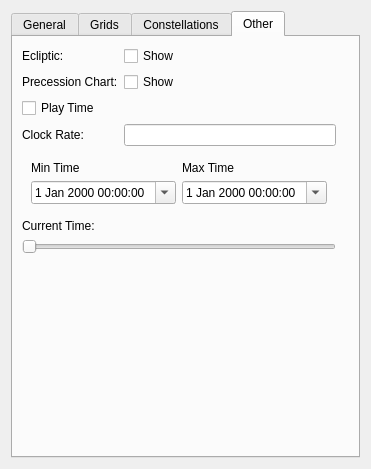
Qt form glue_wwt/viewer/options_widget.ui (glue-viz/glue-wwt) before a commit.
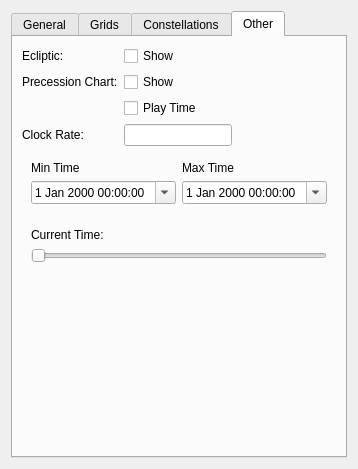
The same form after that commit. The open tabs and pages were chosen to show the change. Custom widgets are drawn as their Qt base class.

Commit message: Adjusting the time via the time slider is working. Need to adjust slider when bounds change.

Patch:
```diff
--- a/glue_wwt/viewer/options_widget.ui
+++ b/glue_wwt/viewer/options_widget.ui
@@ -496,23 +496,6 @@
          </property>
         </widget>
        </item>
-       <item row="7" column="0">
-        <widget class="QLabel" name="label_current_time">
-         <property name="text">
-          <string>Current Time:</string>
-         </property>
-        </widget>
-       </item>
-       <item row="4" column="1">
-        <widget class="QLineEdit" name="valuetext_clock_rate"/>
-       </item>
-       <item row="0" column="2">
-        <widget class="QColorBox" name="color_ecliptic_color">
-         <property name="text">
-          <string/>
-         </property>
-        </widget>
-       </item>
        <item row="0" column="0">
         <widget class="QLabel" name="label_ecliptic_2">
          <property name="text">
@@ -520,7 +503,20 @@
          </property>
         </widget>
        </item>
-       <item row="3" column="0">
+       <item row="7" column="0">
+        <spacer name="verticalSpacer_4">
+         <property name="orientation">
+          <enum>Qt::Vertical</enum>
+         </property>
+         <property name="sizeHint" stdset="0">
+          <size>
+           <width>20</width>
+           <height>40</height>
+          </size>
+         </property>
+        </spacer>
+       </item>
+       <item row="2" column="1">
         <widget class="QCheckBox" name="bool_play_time">
          <property name="text">
           <string>Play Time</string>
@@ -534,7 +530,60 @@
          </property>
         </widget>
        </item>
-       <item row="5" column="0" colspan="2">
+       <item row="1" column="1">
+        <widget class="QCheckBox" name="bool_precession_chart">
+         <property name="text">
+          <string>Show</string>
+         </property>
+        </widget>
+       </item>
+       <item row="1" column="2">
+        <widget class="QColorBox" name="color_precession_chart_color">
+         <property name="text">
+          <string/>
+         </property>
+        </widget>
+       </item>
+       <item row="4" column="1">
+        <widget class="QLineEdit" name="valuetext_clock_rate"/>
+       </item>
+       <item row="4" column="2">
+        <spacer name="horizontalSpacer">
+         <property name="orientation">
+          <enum>Qt::Horizontal</enum>
+         </property>
+         <property name="sizeHint" stdset="0">
+          <size>
+           <width>40</width>
+           <height>20</height>
+          </size>
+         </property>
+        </spacer>
+       </item>
+       <item row="6" column="0" colspan="3">
+        <widget class="QWidget" name="widget_2" native="true">
+         <layout class="QVBoxLayout" name="verticalLayout" stretch="0,0">
+          <item>
+           <widget class="QLabel" name="label_current_time">
+            <property name="text">
+             <string>Current Time:</string>
+            </property>
+           </widget>
+          </item>
+          <item>
+           <widget class="QSlider" name="slider_current_time">
+            <property name="maximum">
+             <number>499</number>
+            </property>
+            <property name="orientation">
+             <enum>Qt::Horizontal</enum>
+            </property>
+           </widget>
+          </item>
+         </layout>
+        </widget>
+       </item>
+       <item row="5" column="0" colspan="3">
         <widget class="QWidget" name="widget" native="true">
          <layout class="QGridLayout" name="gridLayout_6">
           <item row="1" column="0">
@@ -574,40 +623,6 @@
          </layout>
         </widget>
        </item>
-       <item row="1" column="1">
-        <widget class="QCheckBox" name="bool_precession_chart">
-         <property name="text">
-          <string>Show</string>
-         </property>
-        </widget>
-       </item>
-       <item row="1" column="2">
-        <widget class="QColorBox" name="color_precession_chart_color">
-         <property name="text">
-          <string/>
-         </property>
-        </widget>
-       </item>
-       <item row="8" column="0" colspan="2">
-        <widget class="QSlider" name="slider_current_time">
-         <property name="orientation">
-          <enum>Qt::Horizontal</enum>
-         </property>
-        </widget>
-       </item>
-       <item row="9" column="1">
-        <spacer name="verticalSpacer_4">
-         <property name="orientation">
-          <enum>Qt::Vertical</enum>
-         </property>
-         <property name="sizeHint" stdset="0">
-          <size>
-           <width>20</width>
-           <height>40</height>
-          </size>
-         </property>
-        </spacer>
-       </item>
       </layout>
      </widget>
     </widget>
```
Left out of the diff: 9 changed lines with no effect on the pictures. The commit also changes 4 other files.
